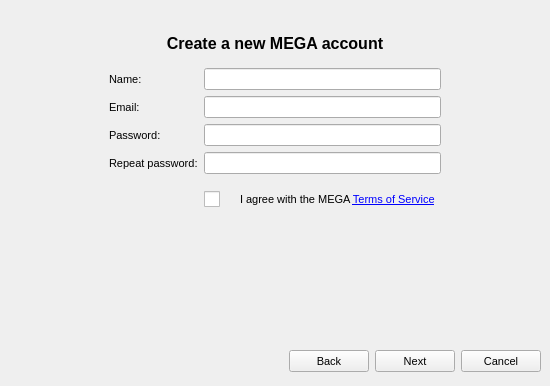
Before: the Qt Designer form Source/MEGASync/gui/SetupWizard.ui in meganz/MEGAsync, drawn with Qt 5.
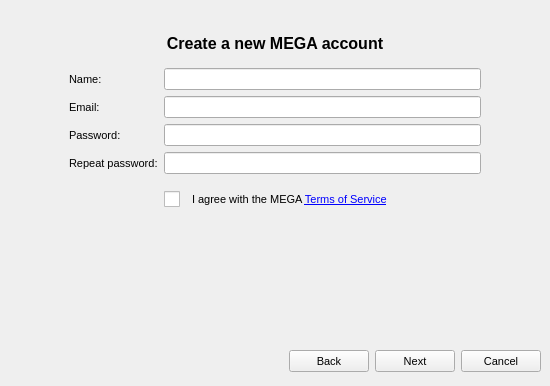
After: the same form once the commit is applied. The open tabs and pages were chosen to show the change. Icons and pictures are not drawn.

What changed in the file:
```diff
--- a/Source/MEGASync/gui/SetupWizard.ui
+++ b/Source/MEGASync/gui/SetupWizard.ui
@@ -104,11 +104,6 @@
 font-weight: bold;
 }
 
-#lTermsLink
-{
-	margin-left: 5px;
-}
-
 </string>
   </property>
   <layout class="QVBoxLayout" name="verticalLayout">
@@ -209,13 +204,13 @@
         <number>6</number>
        </property>
        <property name="leftMargin">
-        <number>100</number>
+        <number>60</number>
        </property>
        <property name="topMargin">
         <number>15</number>
        </property>
        <property name="rightMargin">
-        <number>100</number>
+        <number>60</number>
        </property>
        <property name="bottomMargin">
         <number>9</number>
@@ -256,6 +251,9 @@
           <property name="fieldGrowthPolicy">
            <enum>QFormLayout::AllNonFixedFieldsGrow</enum>
           </property>
+          <property name="labelAlignment">
+           <set>Qt::AlignLeading|Qt::AlignLeft|Qt::AlignVCenter</set>
+          </property>
           <property name="horizontalSpacing">
            <number>6</number>
           </property>
@@ -276,6 +274,12 @@
           </property>
           <item row="0" column="0">
            <widget class="QLabel" name="lName">
+            <property name="sizePolicy">
+             <sizepolicy hsizetype="Preferred" vsizetype="Preferred">
+              <horstretch>0</horstretch>
+              <verstretch>0</verstretch>
+             </sizepolicy>
+            </property>
             <property name="text">
              <string>Name:</string>
             </property>
@@ -323,9 +327,28 @@
            </widget>
           </item>
           <item row="4" column="1">
-           <layout class="QHBoxLayout" name="hAcceptTerms" stretch="0,1">
+           <widget class="QWidget" name="widget_4" native="true">
+            <layout class="QHBoxLayout" name="horizontalLayout_4" stretch="0,1">
+             <property name="leftMargin">
+              <number>0</number>
+             </property>
+             <property name="topMargin">
+              <number>0</number>
+             </property>
+             <property name="rightMargin">
+              <number>0</number>
+             </property>
+             <property name="bottomMargin">
+              <number>0</number>
+             </property>
             <item>
              <widget class="QCheckBox" name="cAgreeWithTerms">
+               <property name="sizePolicy">
+                <sizepolicy hsizetype="Minimum" vsizetype="Preferred">
+                 <horstretch>0</horstretch>
+                 <verstretch>0</verstretch>
+                </sizepolicy>
+               </property>
               <property name="text">
                <string/>
               </property>
@@ -351,6 +374,7 @@
              </widget>
             </item>
            </layout>
+           </widget>
           </item>
          </layout>
         </widget>
```
Left out of the diff: 5 changed lines with no effect on the pictures. Lines whose indentation alone changed are shown as unchanged.
